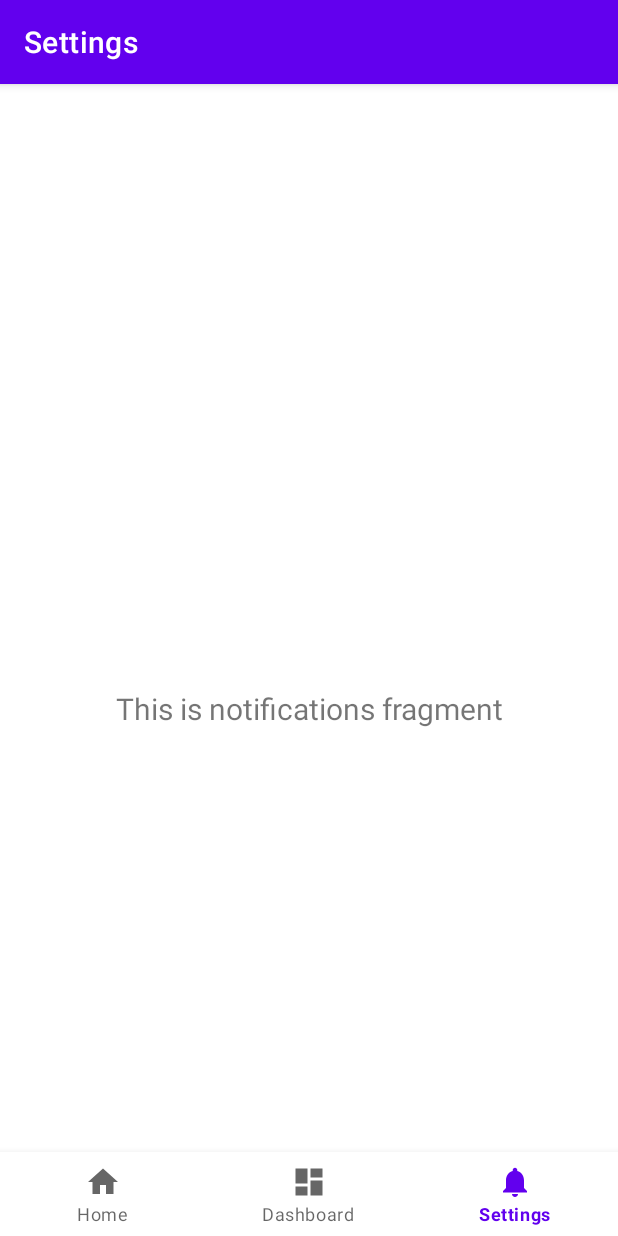
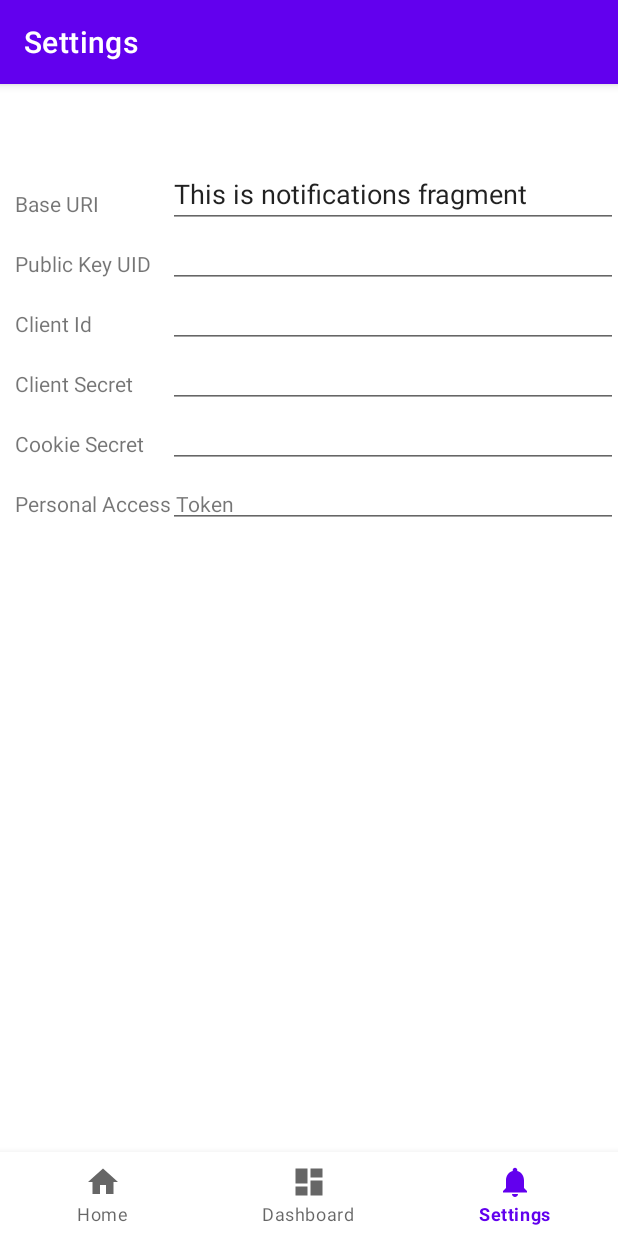
Before and after one commit to mrspaceman/PennyChallenge, an Android app: the SettingsFragment screen opened through its navigation route, on a phone screen of 412 x 824 dp. Run offline under Robolectric (Android 15) with nearby library versions, the light colour scheme and no system bars; our stand-ins replace Room's generated code, Volley, navigation-ui; libraries missing offline, so code that uses them is left out: org.fabiomsr.moneytextview, pl.pawelkleczkowski.customgauge; network calls fail; 3 statements that could not run were skipped.

Commit message:
added notifications and started a settings fragment

```diff
--- a/app/src/main/AndroidManifest.xml
+++ b/app/src/main/AndroidManifest.xml
@@ -12,7 +12,8 @@
         android:roundIcon="@mipmap/ic_launcher_round"
         android:supportsRtl="true"
         android:theme="@style/Theme.PennyChallenge">
-        <activity
+
+    <activity
             android:name=".MainActivity"
             android:label="@string/app_name">
             <intent-filter>
@@ -21,6 +22,7 @@
                 <category android:name="android.intent.category.LAUNCHER" />
             </intent-filter>
         </activity>
+
     </application>
 
 </manifest>
--- a/app/src/main/java/uk/co/droidinactu/pennychallenge/starling/CurrencyAndAmount.java
+++ b/app/src/main/java/uk/co/droidinactu/pennychallenge/starling/CurrencyAndAmount.java
@@ -10,6 +10,6 @@ import lombok.Data;
  */
 @Data
 public class CurrencyAndAmount {
-    private String currency;
-    private float minorUnits;
+    private String currency = "GBP";
+    private float minorUnits = 0;
 }
--- a/app/src/main/java/uk/co/droidinactu/pennychallenge/ui/dashboard/DashboardFragment.java
+++ b/app/src/main/java/uk/co/droidinactu/pennychallenge/ui/dashboard/DashboardFragment.java
@@ -1,5 +1,9 @@
 package uk.co.droidinactu.pennychallenge.ui.dashboard;
 
+import android.app.NotificationChannel;
+import android.app.NotificationManager;
+import android.content.Context;
+import android.graphics.Color;
 import android.os.Bundle;
 import android.util.Log;
 import android.view.LayoutInflater;
@@ -10,6 +14,7 @@ import android.widget.TextView;
 
 import androidx.annotation.NonNull;
 import androidx.annotation.Nullable;
+import androidx.core.app.NotificationCompat;
 import androidx.fragment.app.Fragment;
 import androidx.lifecycle.Observer;
 import androidx.lifecycle.ViewModelProvider;
@@ -17,11 +22,12 @@ import androidx.room.Room;
 
 import org.fabiomsr.moneytextview.MoneyTextView;
 
+import java.text.NumberFormat;
 import java.time.LocalDate;
 import java.util.Calendar;
+import java.util.Currency;
 import java.util.List;
-import java.util.concurrent.ExecutorService;
-import java.util.concurrent.Executors;
+import java.util.Locale;
 
 import pl.pawelkleczkowski.customgauge.CustomGauge;
 import uk.co.droidinactu.pennychallenge.MainActivity;
@@ -33,6 +39,7 @@ import uk.co.droidinactu.pennychallenge.database.SavedOnDateDao;
 import uk.co.droidinactu.pennychallenge.starling.Account;
 import uk.co.droidinactu.pennychallenge.starling.AccountBalance;
 import uk.co.droidinactu.pennychallenge.starling.Accounts;
+import uk.co.droidinactu.pennychallenge.starling.CurrencyAndAmount;
 import uk.co.droidinactu.pennychallenge.starling.SavingsGoal;
 import uk.co.droidinactu.pennychallenge.starling.SavingsGoals;
 
@@ -41,10 +48,17 @@ import uk.co.droidinactu.pennychallenge.starling.SavingsGoals;
  */
 public class DashboardFragment extends Fragment {
 
+    public static final String PENNY_CHALLENGE = "PennyChallenge";
+
+    private static final String PRIMARY_CHANNEL_ID = "primary_notification_channel";
+    private static final int NOTIFICATION_ID = 0;
+
     private Account account;
+    private AccountBalance accountBalance;
     private AppDatabase db;
-    private ExecutorService executorService = Executors.newFixedThreadPool(4);
     private DashboardViewModel dashboardViewModel;
+
+    private NotificationManager mNotifyManager;
 
     public View onCreateView(@NonNull LayoutInflater inflater,
                              ViewGroup container, Bundle savedInstanceState) {
@@ -52,11 +66,17 @@ public class DashboardFragment extends Fragment {
                 new ViewModelProvider(this).get(DashboardViewModel.class);
 
         View root = inflater.inflate(R.layout.fragment_dashboard, container, false);
-        final TextView txt_accountName = root.findViewById(R.id.txt_accountName);
-        final MoneyTextView txt_accountBalance = root.findViewById(R.id.txt_accountBalance);
 
         db = Room.databaseBuilder(getActivity().getApplicationContext(),
                 AppDatabase.class, "saved-to-date").build();
+        setupDataRetrival(inflater, container, root);
+        updateDayProgress(root);
+        return root;
+    }
+
+    private void setupDataRetrival(LayoutInflater inflater, ViewGroup container, View root) {
+        final TextView txt_accountName = root.findViewById(R.id.txt_accountName);
+        final MoneyTextView txt_accountBalance = root.findViewById(R.id.txt_accountBalance);
 
         dashboardViewModel.getSavingsGoals().observe(getViewLifecycleOwner(), new Observer<SavingsGoals>() {
             @Override
@@ -64,6 +84,7 @@ public class DashboardFragment extends Fragment {
                 if (savingGoals != null) {
                     final LinearLayout sgLayout = root.findViewById(R.id.layout_savingsGoals);
                     sgLayout.removeAllViews();
+                    boolean pennyChallengeFound = false;
                     for (SavingsGoal s : savingGoals.getSavingsGoals()) {
                         View sgView = inflater.inflate(R.layout.savings_goal, container, false);
                         sgLayout.addView(sgView);
@@ -86,7 +107,8 @@ public class DashboardFragment extends Fragment {
                         String percentString = getString(R.string.txt_savingsGoal_savedPercent, savedPercent);
                         txt_savingsGoalPercentage.setText(percentString);
 
-                        if (sgFinal.getName().contains("enny")) {
+                        if (sgFinal.getName().contains(PENNY_CHALLENGE)) {
+                            pennyChallengeFound = true;
                             MyApplication myApp = (MyApplication) getActivity().getApplication();
                             myApp.getThreadPoolExecutor()
                                     .execute(new Runnable() {
@@ -97,6 +119,12 @@ public class DashboardFragment extends Fragment {
                                     });
                         }
                     }
+                    if (!pennyChallengeFound) {
+                        CurrencyAndAmount newTargetAmount = new CurrencyAndAmount();
+                        newTargetAmount.setCurrency(account.getCurrency());
+                        newTargetAmount.setMinorUnits(65000);
+                        dashboardViewModel.createSavingsGoal(account, PENNY_CHALLENGE, newTargetAmount);
+                    }
                 }
             }
         });
@@ -105,7 +133,8 @@ public class DashboardFragment extends Fragment {
             @Override
             public void onChanged(@Nullable AccountBalance actBalance) {
                 if (actBalance != null) {
-                    float amountInPence = actBalance.getAmount().getMinorUnits() / 100;
+                    accountBalance = actBalance;
+                    float amountInPence = accountBalance.getEffectiveBalance().getMinorUnits() / 100;
                     txt_accountBalance.setAmount(amountInPence);
                 }
             }
@@ -116,7 +145,6 @@ public class DashboardFragment extends Fragment {
             public void onChanged(@Nullable Accounts accts) {
                 if (accts != null) {
                     for (Account a : accts.getAccounts()) {
-                        // FIXME : do something with accounts
                         account = a;
                         dashboardViewModel.loadAccountBalance(a);
                         dashboardViewModel.loadSavingsGoals(a);
@@ -126,8 +154,7 @@ public class DashboardFragment extends Fragment {
             }
         });
 
-        updateDayProgress(root);
-        return root;
+
     }
 
     /**
@@ -173,9 +200,46 @@ public class DashboardFragment extends Fragment {
         }
         if (amountToSave > 0) {
             Log.v(MainActivity.TAG, "DashboardFragment::makePennyPayments() saving [" + amountToSave + "] pence");
-            dashboardViewModel.addMoneyToSavingsGoal(account, savingsGoal, amountToSave);
+            if (accountBalance.getEffectiveBalance().getMinorUnits() < amountToSave) {
+                Log.e(MainActivity.TAG, "DashboardFragment::makePennyPayments() penny savings up to date");
+            } else {
+                dashboardViewModel.addMoneyToSavingsGoal(account, savingsGoal, amountToSave);
+                sendNotification(amountToSave);
+            }
         } else {
             Log.v(MainActivity.TAG, "DashboardFragment::makePennyPayments() penny savings up to date");
+        }
+    }
+
+    private void sendNotification(int amountSaved) {
+        Currency ukCurrency = Currency.getInstance(Locale.UK);
+        NumberFormat ukCurrencyFormat = NumberFormat.getCurrencyInstance(Locale.UK);
+        float amountFloat = Float.valueOf(amountSaved / 100.0f);
+        String amountStr = ukCurrencyFormat.format(amountFloat);
+        String notificationStr = String.format("You've saved another %s!", amountStr);
+
+        NotificationCompat.Builder notifyBuilder = new NotificationCompat.Builder(getContext(), PRIMARY_CHANNEL_ID)
+                .setContentTitle("Penny Savings Challenge")
+                .setContentText(notificationStr)
+                .setTimeoutAfter(600000)
+                .setSmallIcon(R.drawable.ic_dashboard_black_24dp);
+        mNotifyManager.notify(NOTIFICATION_ID, notifyBuilder.build());
+    }
+
+
+    public void createNotificationChannel() {
+        mNotifyManager = (NotificationManager) getActivity().getSystemService(Context.NOTIFICATION_SERVICE);
+        if (android.os.Build.VERSION.SDK_INT >=
+                android.os.Build.VERSION_CODES.O) {
+            // Create a NotificationChannel
+            NotificationChannel notificationChannel = new NotificationChannel(PRIMARY_CHANNEL_ID,
+                    "Penny Savings Notification", NotificationManager
+                    .IMPORTANCE_HIGH);
+            notificationChannel.enableLights(true);
+            notificationChannel.setLightColor(Color.MAGENTA);
+            notificationChannel.enableVibration(true);
+            notificationChannel.setDescription("Notification from Mascot");
+            mNotifyManager.createNotificationChannel(notificationChannel);
         }
     }
 
@@ -183,6 +247,7 @@ public class DashboardFragment extends Fragment {
     public void onStart() {
         Log.v(MainActivity.TAG, "DashboardFragment::onStart()");
         super.onStart();
+        createNotificationChannel();
     }
 
     @Override
--- a/app/src/main/java/uk/co/droidinactu/pennychallenge/ui/notifications/NotificationsFragment.java
+++ b/app/src/main/java/uk/co/droidinactu/pennychallenge/ui/settings/SettingsFragment.java
@@ -1,4 +1,4 @@
-package uk.co.droidinactu.pennychallenge.ui.notifications;
+package uk.co.droidinactu.pennychallenge.ui.settings;
 
 import android.os.Bundle;
 import android.view.LayoutInflater;
@@ -14,17 +14,17 @@ import androidx.lifecycle.ViewModelProvider;
 
 import uk.co.droidinactu.pennychallenge.R;
 
-public class NotificationsFragment extends Fragment {
+public class SettingsFragment extends Fragment {
 
-    private NotificationsViewModel notificationsViewModel;
+    private SettingsViewModel settingsViewModel;
 
     public View onCreateView(@NonNull LayoutInflater inflater,
                              ViewGroup container, Bundle savedInstanceState) {
-        notificationsViewModel =
-                new ViewModelProvider(this).get(NotificationsViewModel.class);
-        View root = inflater.inflate(R.layout.fragment_notifications, container, false);
-        final TextView textView = root.findViewById(R.id.text_notifications);
-        notificationsViewModel.getText().observe(getViewLifecycleOwner(), new Observer<String>() {
+        settingsViewModel =
+                new ViewModelProvider(this).get(SettingsViewModel.class);
+        View root = inflater.inflate(R.layout.fragment_settings, container, false);
+        final TextView textView = root.findViewById(R.id.txt_settings_productionApi);
+        settingsViewModel.getText().observe(getViewLifecycleOwner(), new Observer<String>() {
             @Override
             public void onChanged(@Nullable String s) {
                 textView.setText(s);
--- a/app/src/main/java/uk/co/droidinactu/pennychallenge/ui/notifications/NotificationsViewModel.java
+++ b/app/src/main/java/uk/co/droidinactu/pennychallenge/ui/settings/SettingsViewModel.java
@@ -1,14 +1,14 @@
-package uk.co.droidinactu.pennychallenge.ui.notifications;
+package uk.co.droidinactu.pennychallenge.ui.settings;
 
 import androidx.lifecycle.LiveData;
 import androidx.lifecycle.MutableLiveData;
 import androidx.lifecycle.ViewModel;
 
-public class NotificationsViewModel extends ViewModel {
+public class SettingsViewModel extends ViewModel {
 
     private MutableLiveData<String> mText;
 
-    public NotificationsViewModel() {
+    public SettingsViewModel() {
         mText = new MutableLiveData<>();
         mText.setValue("This is notifications fragment");
     }
--- a/app/src/main/res/layout/fragment_notifications.xml
+++ /dev/null
@@ -1,22 +0,0 @@
-<?xml version="1.0" encoding="utf-8"?>
-<androidx.constraintlayout.widget.ConstraintLayout xmlns:android="http://schemas.android.com/apk/res/android"
-    xmlns:app="http://schemas.android.com/apk/res-auto"
-    xmlns:tools="http://schemas.android.com/tools"
-    android:layout_width="match_parent"
-    android:layout_height="match_parent"
-    tools:context=".ui.notifications.NotificationsFragment">
-
-    <TextView
-        android:id="@+id/text_notifications"
-        android:layout_width="match_parent"
-        android:layout_height="wrap_content"
-        android:layout_marginStart="8dp"
-        android:layout_marginTop="8dp"
-        android:layout_marginEnd="8dp"
-        android:textAlignment="center"
-        android:textSize="20sp"
-        app:layout_constraintBottom_toBottomOf="parent"
-        app:layout_constraintEnd_toEndOf="parent"
-        app:layout_constraintStart_toStartOf="parent"
-        app:layout_constraintTop_toTopOf="parent" />
-</androidx.constraintlayout.widget.ConstraintLayout>
--- /dev/null
+++ b/app/src/main/res/layout/fragment_settings.xml
@@ -0,0 +1,106 @@
+<?xml version="1.0" encoding="utf-8"?>
+<androidx.constraintlayout.widget.ConstraintLayout xmlns:android="http://schemas.android.com/apk/res/android"
+    xmlns:app="http://schemas.android.com/apk/res-auto"
+    xmlns:tools="http://schemas.android.com/tools"
+    android:layout_width="match_parent"
+    android:layout_height="match_parent"
+    tools:context=".ui.settings.SettingsFragment">
+
+    <TextView
+        android:id="@+id/txt_settings_productionApi_label"
+        android:layout_width="wrap_content"
+        android:layout_height="wrap_content"
+        android:layout_margin="10dp"
+        android:text="Base URI"
+        app:layout_constraintStart_toStartOf="parent"
+        app:layout_constraintBaseline_toBaselineOf="@id/txt_settings_productionApi" />
+
+    <EditText
+        android:id="@+id/txt_settings_productionApi"
+        android:layout_width="300dp"
+        android:layout_height="40dp"
+        android:text="https://api.starlingbank.com"
+        app:layout_constraintEnd_toEndOf="parent"
+        app:layout_constraintTop_toTopOf="parent" />
+
+    <TextView
+        android:id="@+id/txt_settings_publicKeyUid_label"
+        android:layout_width="wrap_content"
+        android:layout_height="wrap_content"
+        android:layout_margin="10dp"
+        android:text="Public Key UID"
+        app:layout_constraintStart_toStartOf="parent"
+        app:layout_constraintBaseline_toBaselineOf="@id/txt_settings_publicKeyUid" />
+
+    <EditText
+        android:id="@+id/txt_settings_publicKeyUid"
+        android:layout_width="300dp"
+        android:layout_height="40dp"
+        app:layout_constraintEnd_toEndOf="parent"
+        app:layout_constraintTop_toBottomOf="@id/txt_settings_productionApi" />
+
+    <TextView
+        android:id="@+id/txt_settings_clientId_label"
+        android:layout_width="wrap_content"
+        android:layout_height="wrap_content"
+        android:layout_margin="10dp"
+        android:text="Client Id"
+        app:layout_constraintStart_toStartOf="parent"
+        app:layout_constraintBaseline_toBaselineOf="@id/txt_settings_clientId" />
+
+    <EditText
+        android:id="@+id/txt_settings_clientId"
+        android:layout_width="300dp"
+        android:layout_height="40dp"
+        app:layout_constraintEnd_toEndOf="parent"
+        app:layout_constraintTop_toBottomOf="@id/txt_settings_publicKeyUid" />
+
+    <TextView
+        android:id="@+id/txt_settings_clientSecret_label"
+        android:layout_width="wrap_content"
+        android:layout_height="wrap_content"
+        android:layout_margin="10dp"
+        android:text="Client Secret"
+        app:layout_constraintStart_toStartOf="parent"
+        app:layout_constraintBaseline_toBaselineOf="@id/txt_settings_clientSecret" />
+
+    <EditText
+        android:id="@+id/txt_settings_clientSecret"
+        android:layout_width="300dp"
+        android:layout_height="40dp"
+        app:layout_constraintEnd_toEndOf="parent"
+        app:layout_constraintTop_toBottomOf="@id/txt_settings_clientId" />
+
+    <TextView
+        android:id="@+id/txt_settings_cookieSecret_label"
+        android:layout_width="wrap_content"
+        android:layout_height="wrap_content"
+        android:layout_margin="10dp"
+        android:text="Cookie Secret"
+        app:layout_constraintStart_toStartOf="parent"
+        app:layout_constraintBaseline_toBaselineOf="@id/txt_settings_cookieSecret" />
+
+    <EditText
+        android:id="@+id/txt_settings_cookieSecret"
+        android:layout_width="300dp"
+        android:layout_height="40dp"
+        app:layout_constraintEnd_toEndOf="parent"
+        app:layout_constraintTop_toBottomOf="@id/txt_settings_clientSecret" />
+
+    <TextView
+        android:id="@+id/txt_settings_personalAccessToken_label"
+        android:layout_width="wrap_content"
+        android:layout_height="wrap_content"
+        android:layout_margin="10dp"
+        android:text="Personal Access Token"
+        app:layout_constraintStart_toStartOf="parent"
+        app:layout_constraintBaseline_toBaselineOf="@id/txt_settings_personalAccessToken" />
+
+    <EditText
+        android:id="@+id/txt_settings_personalAccessToken"
+        android:layout_width="300dp"
+        android:layout_height="40dp"
+        app:layout_constraintEnd_toEndOf="parent"
+        app:layout_constraintTop_toBottomOf="@id/txt_settings_cookieSecret" />
+
+</androidx.constraintlayout.widget.ConstraintLayout>
--- a/app/src/main/res/navigation/mobile_navigation.xml
+++ b/app/src/main/res/navigation/mobile_navigation.xml
@@ -19,7 +19,7 @@
 
     <fragment
         android:id="@+id/navigation_notifications"
-        android:name="uk.co.droidinactu.pennychallenge.ui.notifications.NotificationsFragment"
+        android:name="uk.co.droidinactu.pennychallenge.ui.settings.SettingsFragment"
         android:label="@string/title_notifications"
-        tools:layout="@layout/fragment_notifications" />
+        tools:layout="@layout/fragment_settings" />
 </navigation>
```
Also changed, not shown: app/src/main/java/uk/co/droidinactu/pennychallenge/ui/dashboard/DashboardViewModel.java (+53 -9 lines), app/src/main/res/layout/fragment_dashboard.xml (+10 -3 lines), 1 other file.
